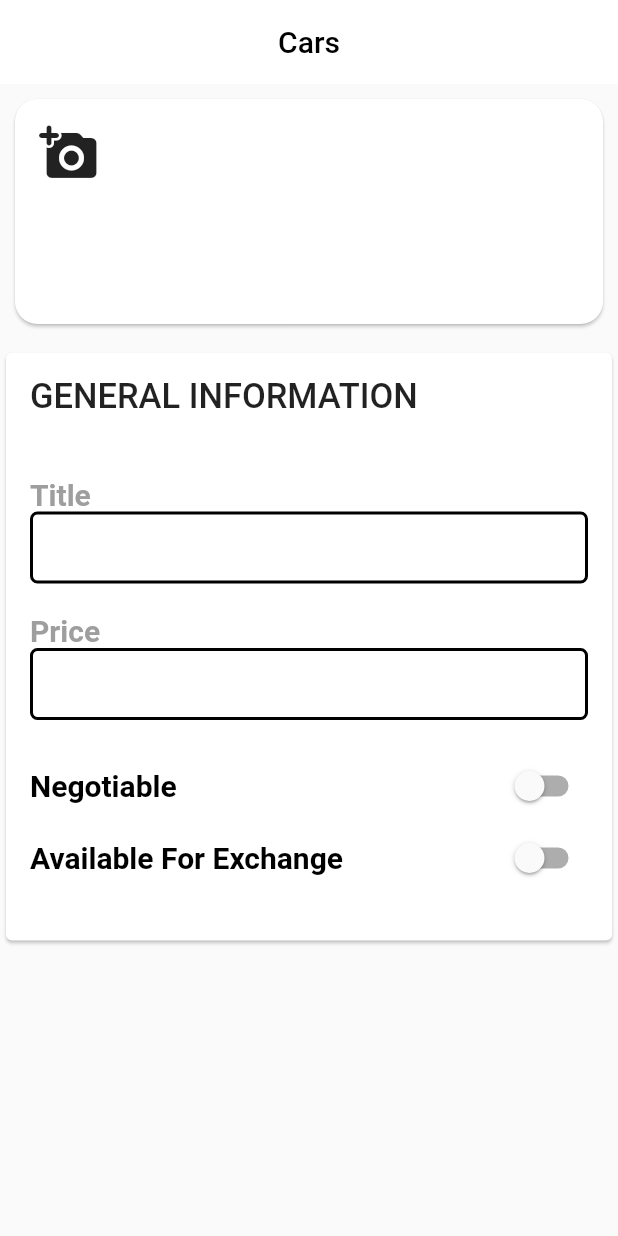
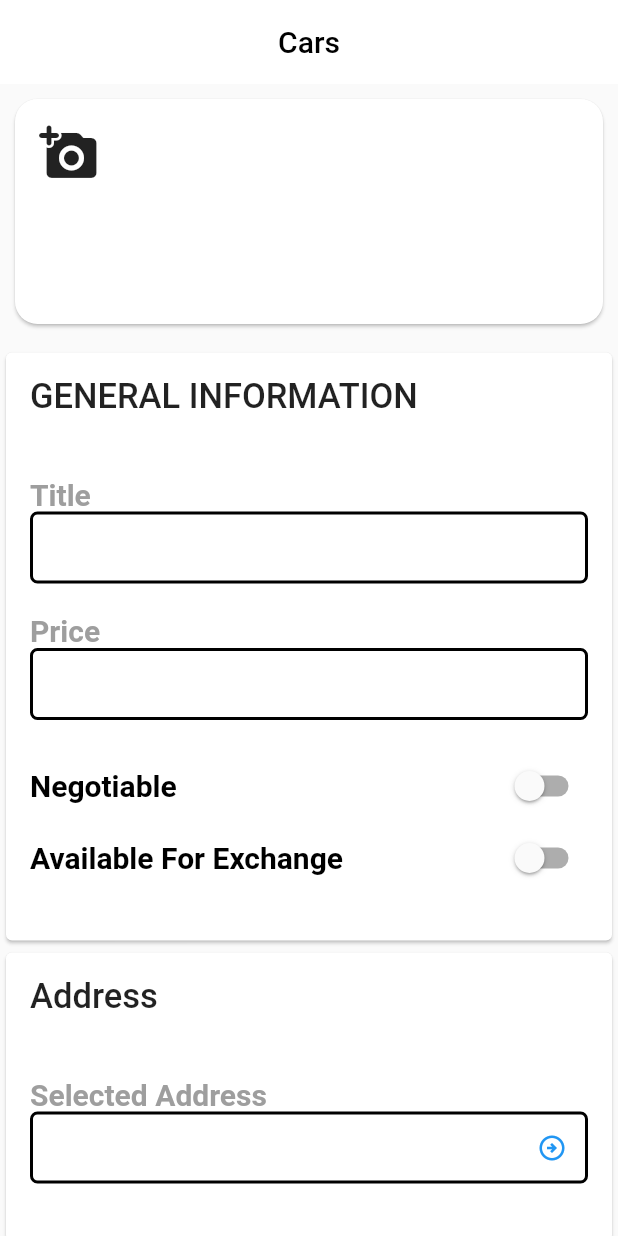
Before and after one commit to prasadarbad/olx_app_clone, a Flutter app: the screen it shows after launch, on a phone screen of 412 x 824 dp. Run offline on Flutter 3.47's test engine with Material 2 defaults, Android fonts, the phone set to English and light mode, and no system bars; our stand-ins replace carousel_slider, image_picker.

Commit message:
address details widget added
address details widget where user can submit their address in detail.
Contians textformfield of address line 1,address line 2,area,city,country,pincode and landmark

```diff
--- /dev/null
+++ b/lib/address files/location_card.dart
@@ -0,0 +1,72 @@
+import 'package:flutter/material.dart';
+import 'package:olx_app_clone/address%20files/address_details.dart';
+
+class LocationCard extends StatefulWidget {
+  const LocationCard({Key? key}) : super(key: key);
+
+  @override
+  State<LocationCard> createState() => _LocationCardState();
+}
+
+class _LocationCardState extends State<LocationCard> {
+  @override
+  Widget build(BuildContext context) {
+    return Container(
+      width: double.infinity,
+      height: 200,
+      child: Card(
+        child: Padding(
+          padding: const EdgeInsets.all(16.0),
+          child: Column(
+            crossAxisAlignment: CrossAxisAlignment.start,
+            children: [
+              Title(
+                color: Colors.black,
+                child: const Text(
+                  'Address',
+                  textAlign: TextAlign.start,
+                  style: TextStyle(fontWeight: FontWeight.w500, fontSize: 23),
+                ),
+              ),
+              const SizedBox(
+                height: 40,
+              ),
+              const Text(
+                'Selected Address',
+                style: TextStyle(
+                    fontSize: 20,
+                    fontWeight: FontWeight.bold,
+                    color: Colors.grey),
+              ),
+              TextFormField(
+                decoration: InputDecoration(
+                  suffixIcon: InkWell(
+                      child: const Icon(
+                        Icons.arrow_circle_right_outlined,
+                        size: 20,
+                        color: Colors.blue,
+                      ),
+                      onTap: () {
+                        Navigator.of(context).push(MaterialPageRoute(
+                            builder: (context) => AddressDetails()));
+                      }),
+                  contentPadding: const EdgeInsets.fromLTRB(7, 7, 7, 0),
+                  focusedBorder: OutlineInputBorder(
+                    borderRadius: BorderRadius.circular(5.0),
+                    borderSide:
+                        const BorderSide(color: Colors.black, width: 2.0),
+                  ),
+                  enabledBorder: OutlineInputBorder(
+                    borderRadius: BorderRadius.circular(5.0),
+                    borderSide:
+                        const BorderSide(color: Colors.black, width: 2.0),
+                  ),
+                ),
+              ),
+            ],
+          ),
+        ),
+      ),
+    );
+  }
+}
--- a/lib/main.dart
+++ b/lib/main.dart
@@ -1,4 +1,5 @@
 import 'package:flutter/material.dart';
+import 'package:olx_app_clone/address%20files/address_details.dart';
 import 'package:olx_app_clone/screens/add_car_advertise.dart';
 import 'package:olx_app_clone/screens/homepage.dart';
 import 'package:olx_app_clone/widgets/bottomnavbar.dart';
--- a/lib/screens/add_car_advertise.dart
+++ b/lib/screens/add_car_advertise.dart
@@ -1,6 +1,7 @@
 import 'package:flutter/material.dart';
 import 'package:flutter/rendering.dart';
 import 'package:image_picker/image_picker.dart';
+import 'package:olx_app_clone/address%20files/location_card.dart';
 import 'package:olx_app_clone/widgets/general_infromation.dart';
 import 'dart:io';
 
@@ -32,6 +33,7 @@ class _AddCarAdvertisementState extends State<AddCarAdvertisement> {
                 height: 5.0,
               ),
               GeneralInformation(),
+              LocationCard(),
             ],
           ),
         ),
--- a/lib/widgets/olx_image_picker.dart
+++ b/lib/widgets/olx_image_picker.dart
@@ -66,7 +66,7 @@ class _OlxImagePickerState extends State<OlxImagePicker> {
                       borderRadius: BorderRadius.circular(20),
                     ),
                     child: _pickedImage != null && _imageList != null
-                        ? Image.file(File(_imageList[1].path))
+                        ? Image.file(File(_imageList[0].path))
                         : null,
                   ),
                   Container(
```
Also changed, not shown: lib/address files/address_details.dart (added, +229 -0 lines).
